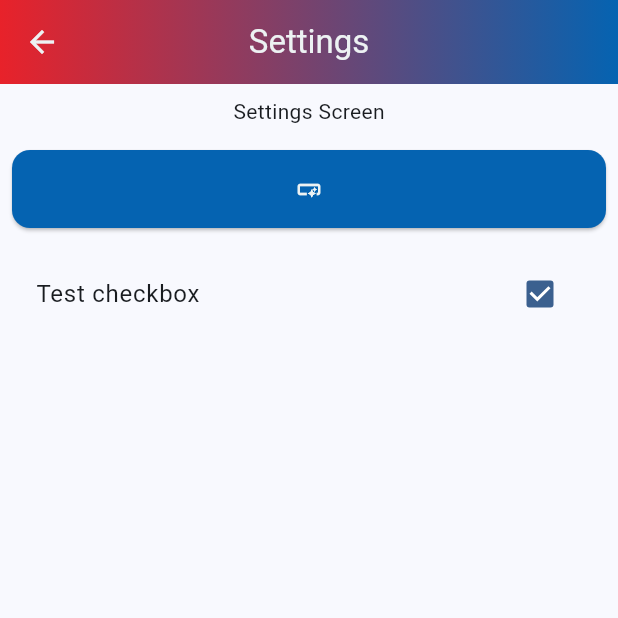
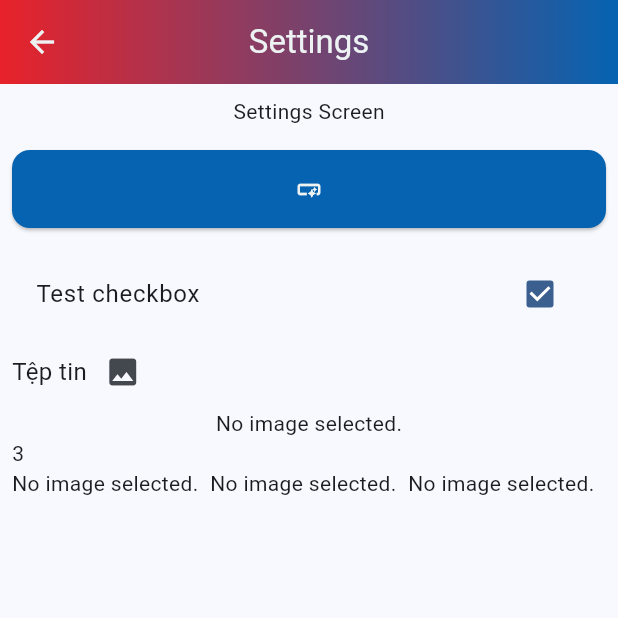
Before and after one commit to leduchuy225/Flutter-Base, a Flutter app: the SettingsScreen screen opened by its route, on a phone screen of 412 x 824 dp, the top half of it. Run offline on Flutter 3.47's test engine with Material 3 defaults, Android fonts, the phone set to English and light mode, and no system bars; our stand-ins replace cached_network_image, connectivity_plus, data_table_2, dio, equatable, file_picker and 8 more; accounts and stored records are empty; generated files the repository leaves out were written again; project files that could hold a hidden picture were left out.

Commit message:
test file collection

```diff
--- a/lib/models/file_collection_model.dart
+++ b/lib/models/file_collection_model.dart
@@ -0,0 +1,12 @@
+class FileCollectionModel {
+  final String fileName;
+  final String filePath;
+
+  final bool isLocal;
+
+  FileCollectionModel({
+    required this.fileName,
+    required this.filePath,
+    required this.isLocal,
+  });
+}
--- a/lib/ui/settings/settings_screen.dart
+++ b/lib/ui/settings/settings_screen.dart
@@ -1,14 +1,51 @@
 import 'package:flutter/material.dart';
 import 'package:flutter_base/core/extensions/future_extension.dart';
+import 'package:flutter_base/models/file_collection_model.dart';
 import 'package:flutter_base/widgets/checkbox/checkbox_controller.dart';
 import 'package:flutter_base/widgets/checkbox/checkbox_widget.dart';
+import 'package:flutter_base/widgets/file_collection/file_collection_controller.dart';
+import 'package:flutter_base/widgets/file_collection/file_collection_widget.dart';
 import 'package:flutter_base/widgets/my_appbar.dart';
 import 'package:get/get.dart';
 
 import '../../data/pokemon/pokemon_api.dart';
 
-class SettingsScreen extends StatelessWidget {
-  final checkboxController = MyCheckboxController();
+class SettingsScreen extends StatefulWidget {
+  @override
+  State<SettingsScreen> createState() => _SettingsScreenState();
+}
+
+class _SettingsScreenState extends State<SettingsScreen> {
+  final _checkboxController = MyCheckboxController();
+  final _fileCollectionController = FileCollectionController();
+
+  @override
+  void initState() {
+    super.initState();
+
+    WidgetsBinding.instance.addPostFrameCallback((data) {
+      _fileCollectionController.files.value = [
+        FileCollectionModel(
+          fileName: 'TEST',
+          isLocal: false,
+          filePath:
+              'https://scontent-hkg4-1.cdninstagram.com/v/t51.2885-15/487388411_17931568908001354_4700066312498966483_n.jpg?stp=dst-jpg_e35_p1080x1080_tt6&efg=eyJ2ZW5jb2RlX3RhZyI6IkNBUk9VU0VMX0lURU0uaW1hZ2VfdXJsZ2VuLjE0NDB4MTgwMC5zZHIuZjc1NzYxLmRlZmF1bHRfaW1hZ2UifQ&_nc_ht=scontent-hkg4-1.cdninstagram.com&_nc_cat=110&_nc_oc=Q6cZ2QH6bGTAuyUvxpShmn-UKEkpBNAFnL4HKdNKHFQtowwcfEnl696FpotfOmJMZ_uUWl_LAUkUAEmzbHMf9pT239w4&_nc_ohc=AsuBi1zs8sAQ7kNvwGmPMbH&_nc_gid=spzL3caOrM_n4E_92PoBgA&edm=AP4sbd4BAAAA&ccb=7-5&ig_cache_key=MzU5Nzg4ODA1MzU2Mzk3ODUyNg%3D%3D.3-ccb7-5&oh=00_AfMFJKBtYgxXjokQ5nN6B94TuAUOgPVSR7Ze5x4dibxA1w&oe=6854B735&_nc_sid=7a9f4b',
+        ),
+        FileCollectionModel(
+          fileName: 'TEST',
+          isLocal: false,
+          filePath:
+              'https://scontent-hkg4-1.cdninstagram.com/v/t51.2885-15/487388411_17931568908001354_4700066312498966483_n.jpg?stp=dst-jpg_e35_p1080x1080_tt6&efg=eyJ2ZW5jb2RlX3RhZyI6IkNBUk9VU0VMX0lURU0uaW1hZ2VfdXJsZ2VuLjE0NDB4MTgwMC5zZHIuZjc1NzYxLmRlZmF1bHRfaW1hZ2UifQ&_nc_ht=scontent-hkg4-1.cdninstagram.com&_nc_cat=110&_nc_oc=Q6cZ2QH6bGTAuyUvxpShmn-UKEkpBNAFnL4HKdNKHFQtowwcfEnl696FpotfOmJMZ_uUWl_LAUkUAEmzbHMf9pT239w4&_nc_ohc=AsuBi1zs8sAQ7kNvwGmPMbH&_nc_gid=spzL3caOrM_n4E_92PoBgA&edm=AP4sbd4BAAAA&ccb=7-5&ig_cache_key=MzU5Nzg4ODA1MzU2Mzk3ODUyNg%3D%3D.3-ccb7-5&oh=00_AfMFJKBtYgxXjokQ5nN6B94TuAUOgPVSR7Ze5x4dibxA1w&oe=6854B735&_nc_sid=7a9f4b',
+        ),
+        FileCollectionModel(
+          fileName: 'TEST',
+          isLocal: false,
+          filePath:
+              'https://scontent-hkg4-1.cdninstagram.com/v/t51.2885-15/487388411_17931568908001354_4700066312498966483_n.jpg?stp=dst-jpg_e35_p1080x1080_tt6&efg=eyJ2ZW5jb2RlX3RhZyI6IkNBUk9VU0VMX0lURU0uaW1hZ2VfdXJsZ2VuLjE0NDB4MTgwMC5zZHIuZjc1NzYxLmRlZmF1bHRfaW1hZ2UifQ&_nc_ht=scontent-hkg4-1.cdninstagram.com&_nc_cat=110&_nc_oc=Q6cZ2QH6bGTAuyUvxpShmn-UKEkpBNAFnL4HKdNKHFQtowwcfEnl696FpotfOmJMZ_uUWl_LAUkUAEmzbHMf9pT239w4&_nc_ohc=AsuBi1zs8sAQ7kNvwGmPMbH&_nc_gid=spzL3caOrM_n4E_92PoBgA&edm=AP4sbd4BAAAA&ccb=7-5&ig_cache_key=MzU5Nzg4ODA1MzU2Mzk3ODUyNg%3D%3D.3-ccb7-5&oh=00_AfMFJKBtYgxXjokQ5nN6B94TuAUOgPVSR7Ze5x4dibxA1w&oe=6854B735&_nc_sid=7a9f4b',
+        ),
+      ];
+    });
+  }
 
   @override
   Widget build(BuildContext context) {
@@ -32,7 +69,7 @@ class SettingsScreen extends StatelessWidget {
             const SizedBox(height: 16),
             ElevatedButton(
               onPressed: () {
-                checkboxController
+                _checkboxController
                   ..isEnable.value = true
                   ..isSelected.value = false
                   ..title.value = 'Test checkbox done';
@@ -50,8 +87,9 @@ class SettingsScreen extends StatelessWidget {
               onChanged: (value) {
                 print('Hello world $value');
               },
-              controller: checkboxController,
+              controller: _checkboxController,
             ),
+            FileCollectionWidget(controller: _fileCollectionController),
           ],
         ),
       ),
--- a/lib/widgets/file_collection/file_collection_controller.dart
+++ b/lib/widgets/file_collection/file_collection_controller.dart
@@ -1,3 +1,11 @@
 import 'package:get/get.dart';
 
-class FileCollectionController extends GetxController {}
+import '../../models/file_collection_model.dart';
+
+class FileCollectionController extends GetxController {
+  var files = <FileCollectionModel>[].obs;
+
+  void addFiles(List<FileCollectionModel> data) {
+    files.insertAll(0, data);
+  }
+}
--- /dev/null
+++ b/lib/widgets/file_collection/file_collection_item.dart
@@ -0,0 +1,28 @@
+import 'dart:io';
+
+import 'package:cached_network_image/cached_network_image.dart';
+import 'package:flutter/material.dart';
+
+import '../../models/file_collection_model.dart';
+
+class FileCollectionItem extends StatelessWidget {
+  final FileCollectionModel item;
+
+  const FileCollectionItem({super.key, required this.item});
+
+  @override
+  Widget build(BuildContext context) {
+    if (item.isLocal) {
+      return Image.file(File(item.filePath));
+    }
+    return CachedNetworkImage(
+      imageUrl: item.filePath,
+      errorWidget: (context, url, error) {
+        return const Icon(Icons.error);
+      },
+      placeholder: (context, url) {
+        return const CircularProgressIndicator();
+      },
+    );
+  }
+}
--- a/lib/widgets/file_collection/file_collection_widget.dart
+++ b/lib/widgets/file_collection/file_collection_widget.dart
@@ -1,5 +1,12 @@
+import 'dart:io';
+
+import 'package:file_picker/file_picker.dart';
 import 'package:flutter/material.dart';
+import 'package:flutter_base/theme/styles.dart';
+import 'package:flutter_base/widgets/file_collection/file_collection_item.dart';
+import 'package:get/get.dart';
 
+import '../../models/file_collection_model.dart';
 import 'file_collection_controller.dart';
 
 class FileCollectionWidget extends StatefulWidget {
@@ -13,6 +20,8 @@ class FileCollectionWidget extends StatefulWidget {
 
 class _FileCollectionWidgetState extends State<FileCollectionWidget> {
   late final FileCollectionController _controller;
+
+  File? _imageFile;
 
   FileCollectionController get _mainController =>
       widget.controller ?? _controller;
@@ -34,6 +43,74 @@ class _FileCollectionWidgetState extends State<FileCollectionWidget> {
 
   @override
   Widget build(BuildContext context) {
-    return const Placeholder();
+    return Obx(() {
+      return Column(
+        crossAxisAlignment: CrossAxisAlignment.stretch,
+        children: [
+          Row(
+            children: [
+              Text('Tệp tin', style: AppTextStyles.title1),
+              IconButton(
+                onPressed: () async {
+                  final FilePickerResult? result = await FilePicker.platform
+                      .pickFiles(type: FileType.image);
+
+                  if (result != null) {
+                    final File file = File(result.files.single.path!);
+                    setState(() {
+                      _imageFile = file;
+                    });
+                    print(file.path);
+                    // _mainController.addFiles([
+                    //   FileCollectionModel(
+                    //     isLocal: true,
+                    //     filePath: file.path,
+                    //     fileName: file.path,
+                    //   ),
+                    // ]);
+                  } else {
+                    // User canceled the picker
+                  }
+                },
+                icon: const Icon(Icons.image),
+              ),
+            ],
+          ),
+          Center(
+            child: _imageFile == null
+                ? const Text('No image selected.')
+                : Image.file(_imageFile!),
+          ),
+          Text('${_mainController.files.length}'),
+          GridView.count(
+            shrinkWrap: true,
+            crossAxisCount: 3,
+            children: [
+              Container(
+                width: 50,
+                height: 50,
+                child: _imageFile == null
+                    ? const Text('No image selected.')
+                    : Image.file(_imageFile!),
+              ),
+              Container(
+                child: _imageFile == null
+                    ? const Text('No image selected.')
+                    : Image.file(_imageFile!, fit: BoxFit.cover),
+              ),
+              Container(
+                child: _imageFile == null
+                    ? const Text('No image selected.')
+                    : Image.file(_imageFile!, fit: BoxFit.fill),
+              ),
+            ],
+
+            // children: _mainController.files.map((file) {
+            //   return FileCollectionItem(item: file);
+            // }).toList(),
+          ),
+        ],
+      );
+    });
   }
 }
--- a/pubspec.yaml
+++ b/pubspec.yaml
@@ -49,6 +49,8 @@ dependencies:
   pinput: ^5.0.1
   data_table_2: ^2.6.0
   intl: ^0.20.2
+  cached_network_image: ^3.4.1
+  file_picker: ^10.2.0
 
 dev_dependencies:
   flutter_test:
```
Also changed, not shown: pubspec.lock.
